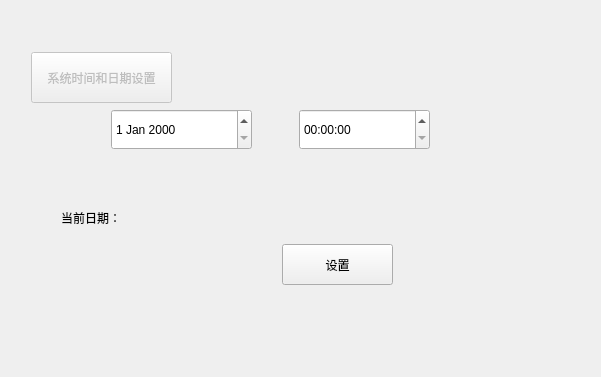
Qt form timesetting.ui (jjzhang166/DvrUI) before a commit.
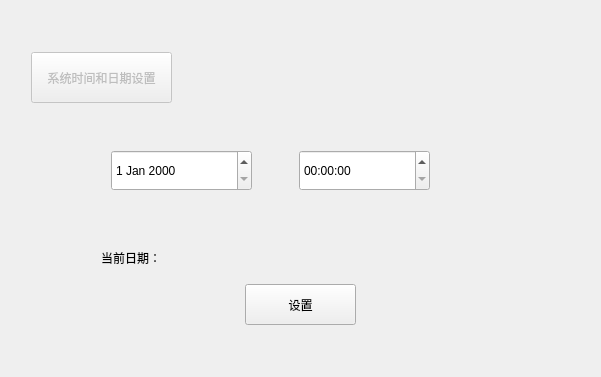
The same form after that commit.

What changed in the file:
```diff
--- a/timesetting.ui
+++ b/timesetting.ui
@@ -13,7 +13,7 @@
   <property name="windowTitle">
    <string>Dialog</string>
   </property>
-  <layout class="QGridLayout" name="gridLayout_4" rowstretch="1,2,1,1,1,2">
+  <layout class="QGridLayout" name="gridLayout_3" rowstretch="1,2,1,2,1,2,2,1">
    <item row="0" column="0">
     <layout class="QHBoxLayout" name="horizontalLayout">
      <item>
@@ -86,7 +86,37 @@
      </item>
     </layout>
    </item>
-   <item row="2" column="0">
+   <item row="2" column="1">
+    <layout class="QHBoxLayout" name="horizontalLayout_6">
+     <item>
+      <spacer name="verticalSpacer_11">
+       <property name="orientation">
+        <enum>Qt::Vertical</enum>
+       </property>
+       <property name="sizeHint" stdset="0">
+        <size>
+         <width>20</width>
+         <height>13</height>
+        </size>
+       </property>
+      </spacer>
+     </item>
+     <item>
+      <spacer name="verticalSpacer_12">
+       <property name="orientation">
+        <enum>Qt::Vertical</enum>
+       </property>
+       <property name="sizeHint" stdset="0">
+        <size>
+         <width>20</width>
+         <height>13</height>
+        </size>
+       </property>
+      </spacer>
+     </item>
+    </layout>
+   </item>
+   <item row="3" column="0" colspan="3">
     <layout class="QGridLayout" name="gridLayout_2">
      <property name="leftMargin">
       <number>100</number>
@@ -153,7 +183,7 @@
      </item>
     </layout>
    </item>
-   <item row="3" column="0">
+   <item row="4" column="0" colspan="3">
     <layout class="QHBoxLayout" name="horizontalLayout_2">
      <item>
       <spacer name="verticalSpacer_3">
@@ -183,12 +213,22 @@
      </item>
     </layout>
    </item>
-   <item row="4" column="0">
-    <layout class="QGridLayout" name="gridLayout_3">
-     <property name="leftMargin">
-      <number>50</number>
-     </property>
-     <item row="0" column="0" colspan="2">
+   <item row="5" column="0" colspan="3">
+    <layout class="QHBoxLayout" name="horizontalLayout_5">
+     <item>
+      <spacer name="horizontalSpacer_3">
+       <property name="orientation">
+        <enum>Qt::Horizontal</enum>
+       </property>
+       <property name="sizeHint" stdset="0">
+        <size>
+         <width>40</width>
+         <height>20</height>
+        </size>
+       </property>
+      </spacer>
+     </item>
+     <item>
       <widget class="QLabel" name="label">
        <property name="sizePolicy">
         <sizepolicy hsizetype="Expanding" vsizetype="Expanding">
@@ -216,7 +256,7 @@
        </property>
       </widget>
      </item>
-     <item row="0" column="2" colspan="2">
+     <item>
       <spacer name="horizontalSpacer_2">
        <property name="orientation">
         <enum>Qt::Horizontal</enum>
@@ -229,20 +269,24 @@
        </property>
       </spacer>
      </item>
-     <item row="1" column="0">
-      <spacer name="horizontalSpacer_3">
+    </layout>
+   </item>
+   <item row="6" column="0" colspan="3">
+    <layout class="QHBoxLayout" name="horizontalLayout_4">
+     <item>
+      <spacer name="horizontalSpacer_5">
        <property name="orientation">
         <enum>Qt::Horizontal</enum>
        </property>
        <property name="sizeHint" stdset="0">
         <size>
-         <width>88</width>
+         <width>158</width>
          <height>20</height>
         </size>
        </property>
       </spacer>
      </item>
-     <item row="1" column="1" colspan="2">
+     <item>
       <widget class="QPushButton" name="setButton">
        <property name="sizePolicy">
         <sizepolicy hsizetype="Expanding" vsizetype="Expanding">
@@ -267,7 +311,7 @@
        </property>
       </widget>
      </item>
-     <item row="1" column="3">
+     <item>
       <spacer name="horizontalSpacer_4">
        <property name="orientation">
         <enum>Qt::Horizontal</enum>
@@ -282,7 +326,7 @@
      </item>
     </layout>
    </item>
-   <item row="5" column="0">
+   <item row="7" column="2">
     <layout class="QHBoxLayout" name="horizontalLayout_3">
      <item>
       <spacer name="verticalSpacer_5">
```
Left out of the diff: 6 changed lines with no effect on the pictures.
